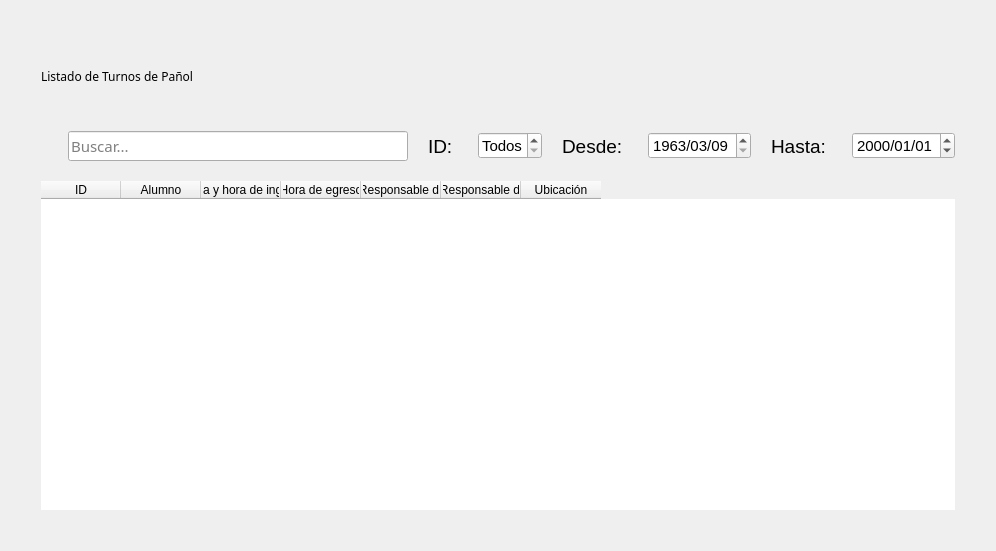
Qt form blustock/ui/screens_uis/turnos.ui (MaxAPBusiness/Blustock) before a commit.
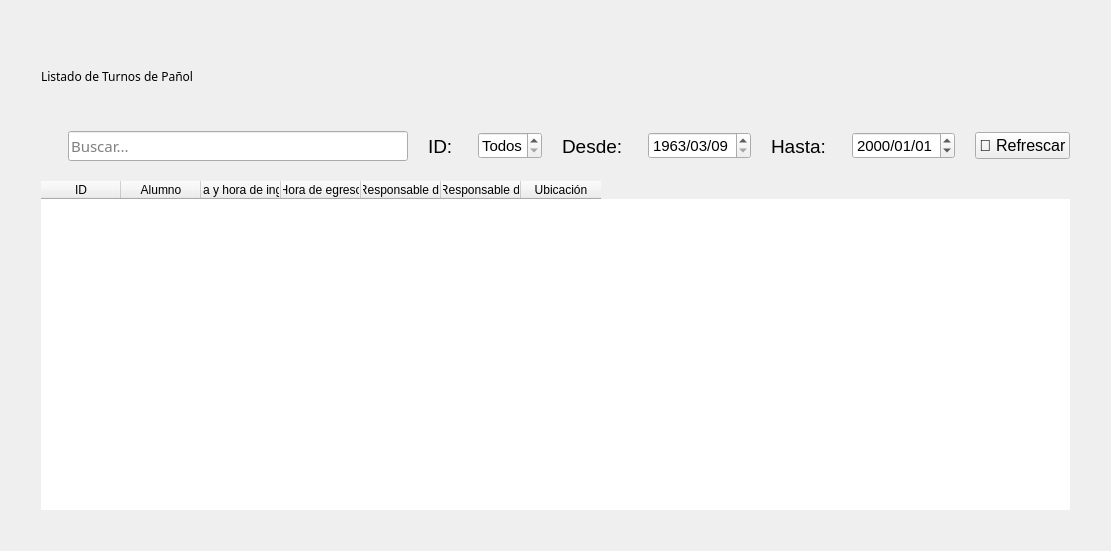
The same form after that commit. Icons and pictures are not drawn.

The edit to the form file:
```diff
--- a/blustock/ui/screens_uis/turnos.ui
+++ b/blustock/ui/screens_uis/turnos.ui
@@ -246,6 +246,18 @@
          </property>
         </widget>
        </item>
+       <item>
+        <widget class="QPushButton" name="pushButton">
+         <property name="font">
+          <font>
+           <pointsize>12</pointsize>
+          </font>
+         </property>
+         <property name="text">
+          <string>🔄 Refrescar</string>
+         </property>
+        </widget>
+       </item>
        <item>
         <layout class="QHBoxLayout" name="horizontalLayout_3"/>
        </item>
```
